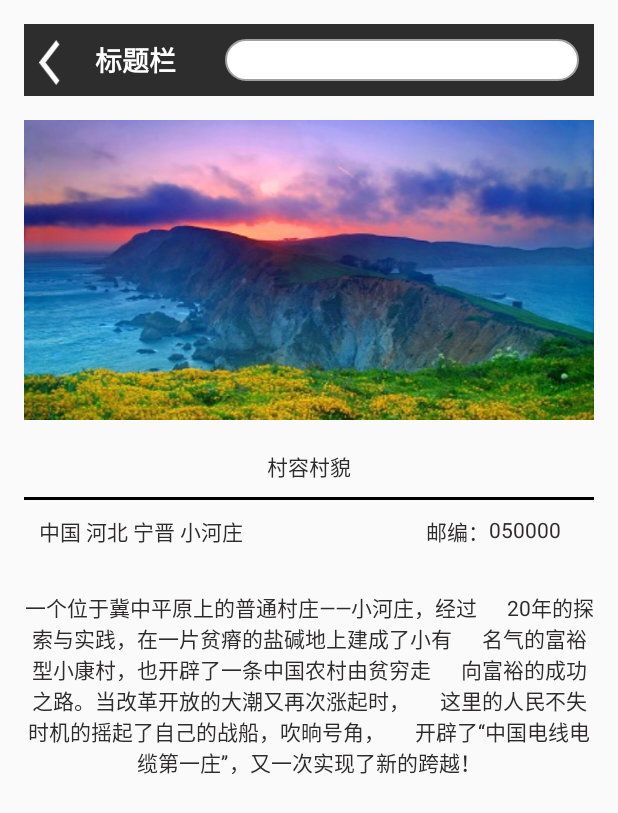
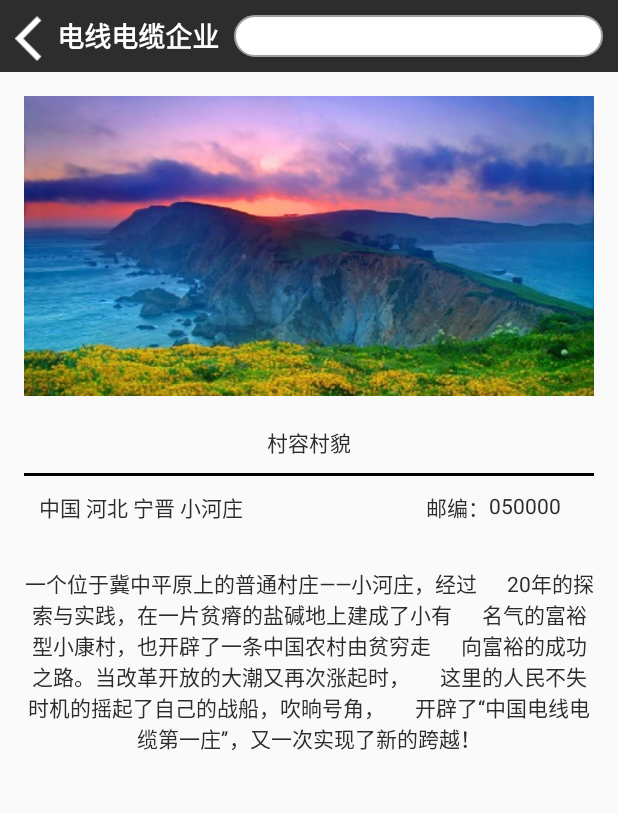
Before and after one commit to AllanJhon/xhz, an Android app: the layout detail.xml on its own in the app's theme, with its tools: preview values and no code run, on a phone screen of 412 x 824 dp. Shown: the top 813 px of the screen. Run offline under Robolectric (Android 15) with nearby library versions, the phone set to English and light mode, and no system bars.

Commit message:
页面调整。

```diff
--- a/app/src/main/res/layout/custom_title_bar.xml
+++ b/app/src/main/res/layout/custom_title_bar.xml
@@ -8,20 +8,21 @@
 
     <Button
         android:id="@+id/button_backward"
-        android:layout_width="14dp"
+        android:layout_width="18dp"
         android:layout_height="30dp"
         android:layout_marginLeft="10dp"
         android:background="@drawable/back" />
 
     <TextView
         android:id="@+id/text_title"
-        android:layout_width="100dip"
+        android:layout_width="wrap_content"
         android:layout_height="match_parent"
         android:gravity="center"
-        android:text="标题栏"
+        android:text="电线电缆企业"
         android:textColor="@color/white"
         android:textSize="18sp"
         android:textStyle="bold"
+        android:layout_marginLeft="10dp"
         android:typeface="monospace" />
 
     <EditText
--- a/app/src/main/res/layout/detail.xml
+++ b/app/src/main/res/layout/detail.xml
@@ -1,5 +1,13 @@
 <?xml version="1.0" encoding="utf-8"?>
-<ScrollView xmlns:android="http://schemas.android.com/apk/res/android"
+<LinearLayout xmlns:android="http://schemas.android.com/apk/res/android"
+    xmlns:tools="http://schemas.android.com/tools"
+    android:layout_width="match_parent"
+    android:layout_height="wrap_content"
+    android:orientation="vertical">
+
+    <include layout="@layout/custom_title_bar" />
+
+    <ScrollView
         android:layout_width="fill_parent"
         android:layout_height="fill_parent"
         android:fadingEdge="vertical"
@@ -11,10 +19,8 @@
             android:orientation="vertical"
             android:paddingBottom="@dimen/activity_vertical_margin"
             android:paddingLeft="@dimen/activity_horizontal_margin"
-        android:paddingRight="@dimen/activity_horizontal_margin"
-        android:paddingTop="@dimen/activity_vertical_margin">
+            android:paddingRight="@dimen/activity_horizontal_margin">
 
-        <include layout="@layout/custom_title_bar" />
             <ImageView
                 android:id="@+id/image1"
                 android:layout_width="fill_parent"
@@ -36,16 +42,16 @@
             <View
                 android:layout_width="match_parent"
                 android:layout_height="2dip"
-            android:padding="30dp"
-            android:background="@color/black" />
+                android:background="@color/black"
+                android:padding="30dp" />
 
             <LinearLayout
                 android:layout_width="fill_parent"
                 android:layout_height="wrap_content"
+                android:layout_weight="0.16"
+                android:orientation="horizontal"
                 android:padding="10dp"
-            android:orientation="horizontal"
-            android:weightSum="1"
-            android:layout_weight="0.16">
+                android:weightSum="1">
 
                 <TextView
                     android:layout_width="wrap_content"
@@ -61,10 +67,10 @@
                     android:layout_height="wrap_content"
                     android:layout_gravity="right"
                     android:layout_marginTop="30px"
+                    android:layout_weight="0.85"
                     android:gravity="right"
                     android:text="邮编："
-                android:textColor="#2d2b2b"
-                android:layout_weight="0.85" />
+                    android:textColor="#2d2b2b" />
 
                 <TextView
                     android:layout_width="wrap_content"
@@ -75,6 +81,7 @@
                     android:text="050000"
                     android:textColor="#2d2b2b" />
             </LinearLayout>
+
             <TextView
                 android:id="@+id/article_content"
                 android:layout_width="fill_parent"
@@ -101,3 +108,4 @@
             <!--android:text="Hello World!" />-->
         </LinearLayout>
     </ScrollView>
+</LinearLayout>
--- a/app/src/main/res/layout/list_view.xml
+++ b/app/src/main/res/layout/list_view.xml
@@ -8,7 +8,9 @@
         android:id="@+id/listView"
         android:layout_width="match_parent"
         android:layout_height="match_parent"
-        android:fadingEdge="none"/>
+        android:fadingEdge="none" />
+
+    <include layout="@layout/custom_title_bar" />
 
     <com.sjz.zyl.appdemo.widget.EmptyLayout
         android:id="@+id/empty_layout"
--- a/app/src/main/res/layout/list_view_item.xml
+++ b/app/src/main/res/layout/list_view_item.xml
@@ -14,18 +14,18 @@
         android:layout_width="match_parent"
         android:layout_height="wrap_content"
         android:orientation="horizontal"
-        android:layout_marginTop="-80dp"
+        android:layout_marginTop="-35dp"
         android:gravity="center_horizontal">
         <TextView
             android:id="@+id/article_phoneTv"
-            android:layout_width="wrap_content"
-            android:layout_height="wrap_content"
-            android:background="#2ED667"
-            android:drawableLeft="@drawable/back"
+            android:layout_width="220dp"
+            android:layout_height="40dp"
+            android:background="@drawable/background"
             android:drawablePadding="5dp"
             android:layout_gravity="center"
             android:layout_margin="10dp"
             android:padding="2dp"
+            android:gravity="center"
             android:text="测试数据"
             android:textColor="#ffffff"
             android:textSize="12sp" />
```
Also changed, not shown: app/src/main/res/drawable/background.png (added). Lines whose indentation alone changed are shown as unchanged.
